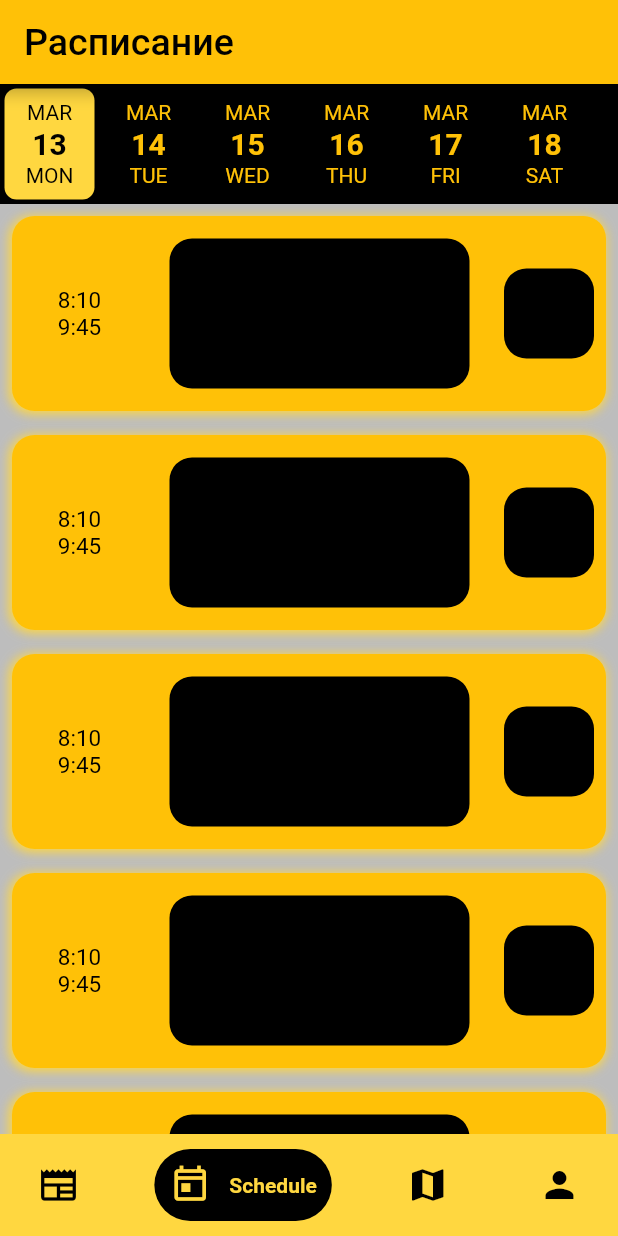
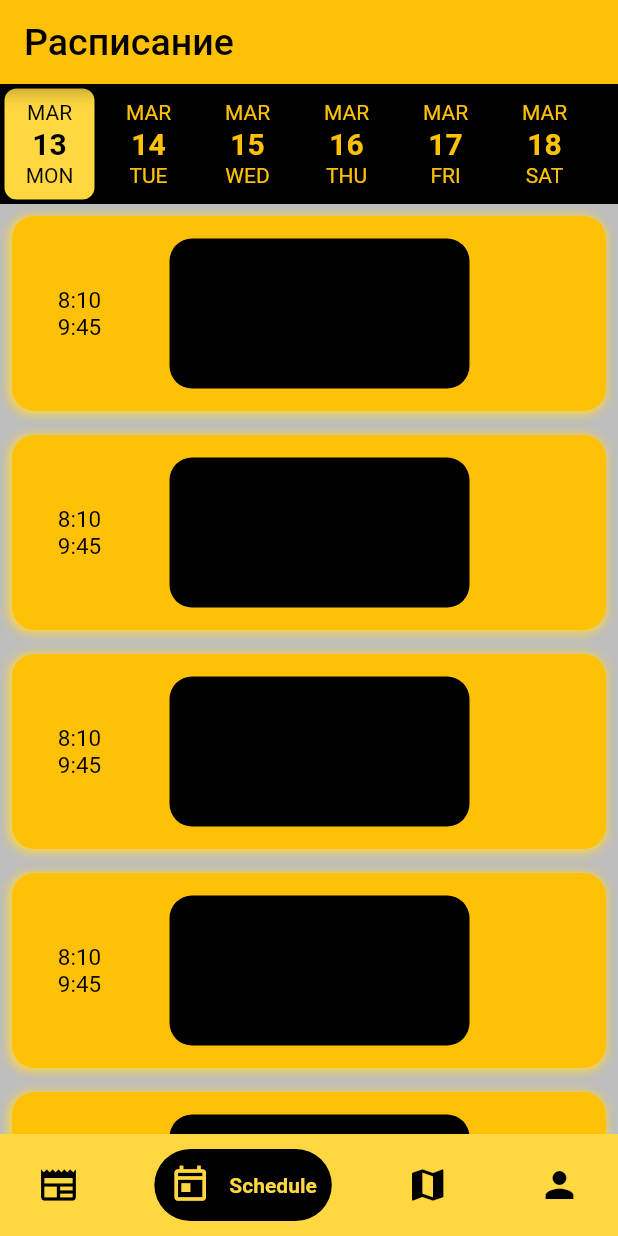
Before and after one commit to cpt-lecras/radik_project, a Flutter app: the screen it shows after launch, item 2 of the bottom bar chosen, on a phone screen of 412 x 824 dp. Run offline on Flutter 3.47's test engine with Material 2 defaults, Android fonts, the phone set to English and light mode, and no system bars; drawn by our look-alikes of date_picker_timeline, google_nav_bar; network calls fail.

Commit message:
Container shedule(разметка)

```diff
--- a/lib/Shedule/calendar.dart
+++ b/lib/Shedule/calendar.dart
@@ -9,25 +9,25 @@ class CalCircle extends StatefulWidget {
   State<CalCircle> createState() => _CalCircle();
 }
 
-  List<Text> TimePar = <Text>[
-  Text('8:10\n9:45', style: TextStyle(fontSize: 15,color: Colors.black)),
-  Text('9:55\n11:30', style: TextStyle(fontSize: 15,color: Colors.black)),
-  Text('11:40\n13:15', style: TextStyle(fontSize: 15,color: Colors.black)),
-  Text('13:35\n15:10', style: TextStyle(fontSize: 15,color: Colors.black)),
-  Text('15:20\n16:55', style: TextStyle(fontSize: 15,color: Colors.black)),
-  Text('17:05\n18:40', style: TextStyle(fontSize: 15,color: Colors.black)),
-  Text('18:50\n20:15', style: TextStyle(fontSize: 15,color: Colors.black)),
+  const List<Text> TimePar = <Text>[
+  Text('8:10\n9:45', style: TextStyle(fontSize: 15,color: Colors.black),textAlign: TextAlign.center),
+  Text('9:55\n11:30', style: TextStyle(fontSize: 15,color: Colors.black),textAlign: TextAlign.center),
+  Text('11:40\n13:15', style: TextStyle(fontSize: 15,color: Colors.black),textAlign: TextAlign.center),
+  Text('13:35\n15:10', style: TextStyle(fontSize: 15,color: Colors.black),textAlign: TextAlign.center),
+  Text('15:20\n16:55', style: TextStyle(fontSize: 15,color: Colors.black),textAlign: TextAlign.center),
+  Text('17:05\n18:40', style: TextStyle(fontSize: 15,color: Colors.black),textAlign: TextAlign.center),
+  Text('18:50\n20:15', style: TextStyle(fontSize: 15,color: Colors.black),textAlign: TextAlign.center),
 ];
 
 
 class _CalCircle extends State<CalCircle>{
 
 
-  int TimeIn=0;
+  int selectedIndex=0;
 
-  void nexIn(index){
+  void nextItem(int index) {
     setState(() {
-      TimeIn = index;
+      selectedIndex = index;
     });
   }
 
@@ -51,20 +51,22 @@ class _CalCircle extends State<CalCircle>{
                 mainAxisAlignment: MainAxisAlignment.spaceBetween,
 
                 children: [
+
                   Padding(
-                    padding: const EdgeInsets.symmetric(horizontal: 10.0,vertical: 10.0 ),
+                      padding: const EdgeInsets.symmetric(
+                          horizontal: 10.0, vertical: 10.0),
                       child: Container(
 
                         height: 100,
                         width: 70,
                         decoration: BoxDecoration(
                           borderRadius: BorderRadius.circular(5),
-                        color:Colors.amber,
+                          color: Colors.amber,
                         ),
                         child:
                         Center(
 
-                            child: TimePar.elementAt(TimeIn)
+                            child: TimePar[selectedIndex]
                         ),
 
 
@@ -93,12 +95,13 @@ class _CalCircle extends State<CalCircle>{
                       width: 60,
                       decoration: BoxDecoration(
                         borderRadius: BorderRadius.circular(15),
-                        color:Colors.black,
+                        color:Colors.amber,
                       ),
                       child: Text(
                         'ЛК',
                         style: TextStyle(
                           fontSize: 20,
+                          color: Colors.black,
                         ),
                       ),
                     ),
```
Lines whose indentation alone changed are shown as unchanged.
